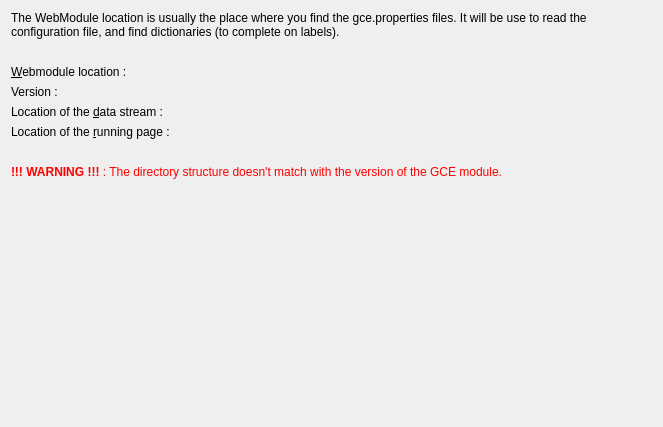
This is plugins/generix/projectproperty/wizard/newgenerixinformationpage.ui in phoenix741/xinx as Qt 5 draws it before an edit. The edited form follows.
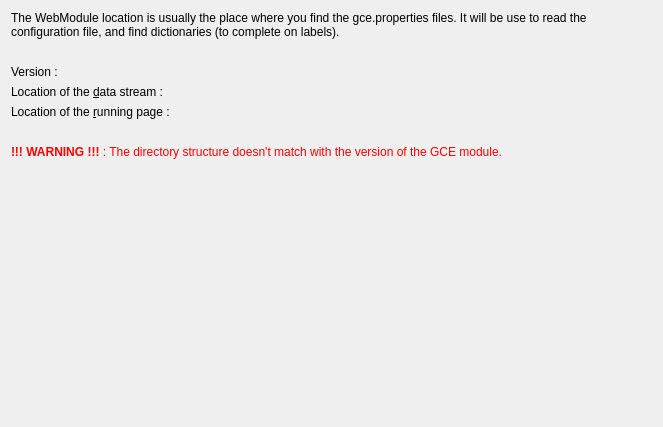
This is the edited form. Custom widgets are drawn as their Qt base class.

```diff
--- a/plugins/generix/projectproperty/wizard/newgenerixinformationpage.ui
+++ b/plugins/generix/projectproperty/wizard/newgenerixinformationpage.ui
@@ -55,42 +55,16 @@
       <enum>QFormLayout::AllNonFixedFieldsGrow</enum>
      </property>
      <item row="0" column="0">
-      <widget class="QLabel" name="label">
-       <property name="sizePolicy">
-        <sizepolicy hsizetype="Maximum" vsizetype="Preferred">
-         <horstretch>0</horstretch>
-         <verstretch>0</verstretch>
-        </sizepolicy>
-       </property>
-       <property name="text">
-        <string>&amp;Webmodule location :</string>
-       </property>
-       <property name="buddy">
-        <cstring>m_webModuleLocation</cstring>
-       </property>
-      </widget>
-     </item>
-     <item row="0" column="1">
-      <widget class="DirectoryEditWidget" name="m_webModuleLocation" native="true">
-       <property name="focusPolicy">
-        <enum>Qt::StrongFocus</enum>
-       </property>
-       <property name="directory" stdset="0">
-        <bool>true</bool>
-       </property>
-      </widget>
-     </item>
-     <item row="1" column="0">
       <widget class="QLabel" name="label_8">
        <property name="text">
         <string>Version :</string>
        </property>
       </widget>
      </item>
-     <item row="1" column="1">
+     <item row="0" column="1">
       <widget class="ConfigurationVersionLabel" name="m_configurationVersionLabel"/>
      </item>
-     <item row="2" column="0">
+     <item row="1" column="0">
       <widget class="QLabel" name="labelDataStream">
        <property name="text">
         <string>Location of the &amp;data stream :</string>
@@ -100,7 +74,14 @@
        </property>
       </widget>
      </item>
-     <item row="3" column="0">
+     <item row="1" column="1">
+      <widget class="DirectoryEditWidget" name="m_dataStreamEdit" native="true">
+       <property name="focusPolicy">
+        <enum>Qt::StrongFocus</enum>
+       </property>
+      </widget>
+     </item>
+     <item row="2" column="0">
       <widget class="QLabel" name="label_4">
        <property name="text">
         <string>Location of the &amp;running page :</string>
@@ -111,13 +92,6 @@
       </widget>
      </item>
      <item row="2" column="1">
-      <widget class="DirectoryEditWidget" name="m_dataStreamEdit" native="true">
-       <property name="focusPolicy">
-        <enum>Qt::StrongFocus</enum>
-       </property>
-      </widget>
-     </item>
-     <item row="3" column="1">
       <widget class="DirectoryEditWidget" name="m_urlLocationEdit" native="true">
        <property name="focusPolicy">
         <enum>Qt::StrongFocus</enum>
```
